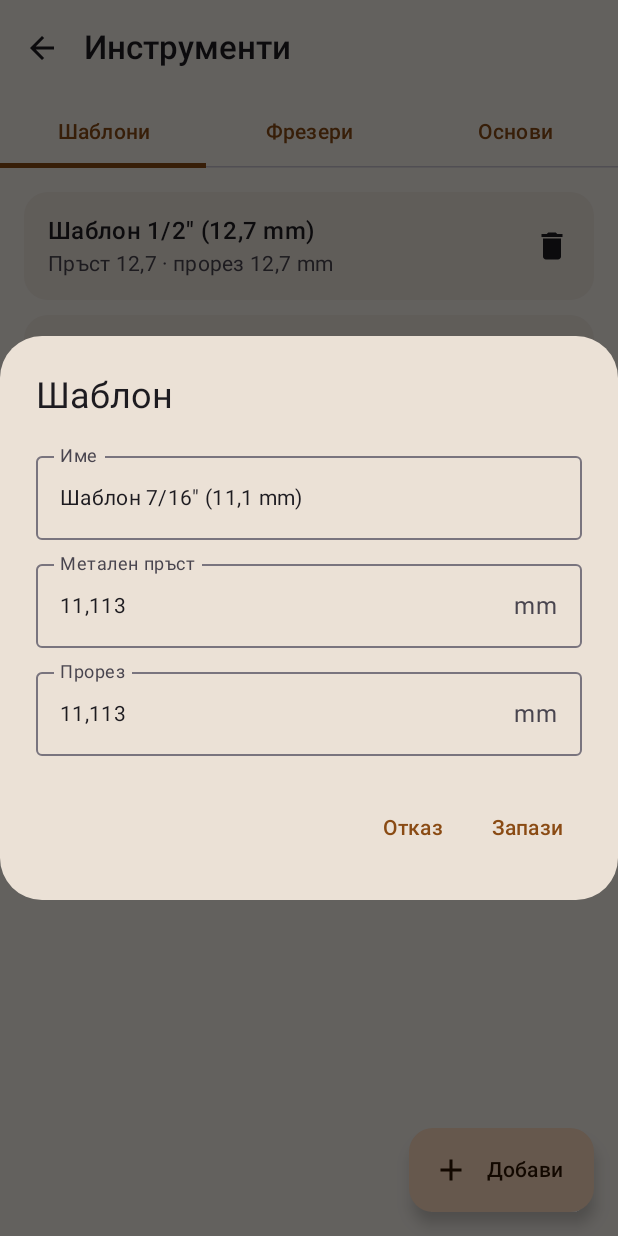
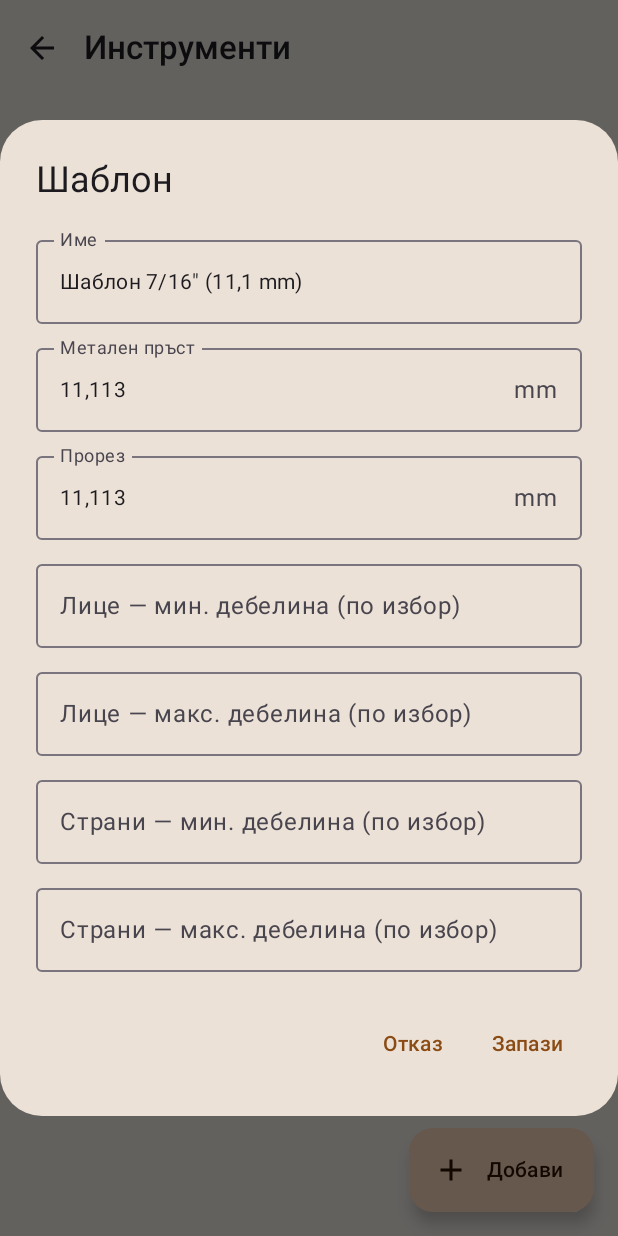
Before and after one commit to lamilami/DovetailKotlin, an Android app built with Jetpack Compose: the composable LibraryScreen shown on its own in the app's theme, after a tap on an icon or button, on a phone screen of 412 x 824 dp. Run offline under Robolectric (Android 15) with nearby library versions, the phone set to English and light mode, and no system bars.

Commit message:
Version 3.1: separate front/side thickness with jig range check
- New front (drawer face) thickness field; remaining wall uses it, back stop keeps side thickness
- Jigs carry optional thickness ranges; 1/2" preset: front 15-30 mm, side 10-30 mm
- Warning on steps 2 and 3 when a thickness is outside the jig's range
- Ranges editable in Tools > Jigs; library migration v3 for existing data

Co-Authored-By: Claude Opus 5.5 <noreply@anthropic.com>

```diff
--- a/app/build.gradle.kts
+++ b/app/build.gradle.kts
@@ -11,8 +11,8 @@ android {
         applicationId = "bg.workshop.dovetail"
         minSdk = 23
         targetSdk = 34
-        versionCode = 3
-        versionName = "3.0"
+        versionCode = 4
+        versionName = "3.1"
     }
     compileOptions {
         sourceCompatibility = JavaVersion.VERSION_17
--- a/app/src/main/java/bg/workshop/dovetail/data/Presets.kt
+++ b/app/src/main/java/bg/workshop/dovetail/data/Presets.kt
@@ -89,6 +89,7 @@ private val commonDefaults = mapOf(
 )
 
 private val dovetailDefaults = commonDefaults + mapOf(
+    Field.FRONT_THICKNESS to "18",
     Field.BASE_DIAMETER to "160",
     Field.CENTER_TO_FLAT to "70",
     Field.BIT_DIAMETER to "15,35",
--- a/app/src/main/java/bg/workshop/dovetail/ui/library/LibraryScreen.kt
+++ b/app/src/main/java/bg/workshop/dovetail/ui/library/LibraryScreen.kt
@@ -110,7 +110,7 @@ fun LibraryScreen(app: AppViewModel, onBack: () -> Unit) {
             ) {
                 when (tab) {
                     LibTab.JIGS -> items(lib.jigs, key = { it.id }) { j ->
-                        ItemCard(j.name, "Пръст ${j.finger.mm()} · прорез ${j.slot.mm()} mm", { editing = Editing.JigEdit(j) }) {
+                        ItemCard(j.name, j.subtitle(), { editing = Editing.JigEdit(j) }) {
                             deleting = Deleting(j.name) { app.deleteJig(j.id) }
                         }
                     }
@@ -232,10 +232,40 @@ private fun Double?.text() = this?.asInput() ?: ""
 private fun JigDialog(jig: Jig?, onDismiss: () -> Unit, onSave: (Jig) -> Unit) = EditorDialog(
     title = if (jig == null) "Нов шаблон" else "Шаблон",
     initialName = jig?.name ?: "",
-    initialValues = mapOf("finger" to jig?.finger.text(), "slot" to jig?.slot.text()),
-    fields = listOf(EdField("finger", "Метален пръст"), EdField("slot", "Прорез")),
+    initialValues = mapOf(
+        "finger" to jig?.finger.text(),
+        "slot" to jig?.slot.text(),
+        "frontMin" to jig?.frontMin.text(),
+        "frontMax" to jig?.frontMax.text(),
+        "sideMin" to jig?.sideMin.text(),
+        "sideMax" to jig?.sideMax.text(),
+    ),
+    fields = listOf(
+        EdField("finger", "Метален пръст"),
+        EdField("slot", "Прорез"),
+        EdField("frontMin", "Лице — мин. дебелина", required = false),
+        EdField("frontMax", "Лице — макс. дебелина", required = false),
+        EdField("sideMin", "Страни — мин. дебелина", required = false),
+        EdField("sideMax", "Страни — макс. дебелина", required = false),
+    ),
     onDismiss = onDismiss,
-) { name, v -> onSave(Jig(jig?.id ?: newId(), name, v["finger"]!!, v["slot"]!!)) }
+) { name, v ->
+    onSave(Jig(jig?.id ?: newId(), name, v["finger"]!!, v["slot"]!!, v["frontMin"], v["frontMax"], v["sideMin"], v["sideMax"]))
+}
+
+private fun Jig.subtitle(): String {
+    val base = "Пръст ${finger.mm()} · прорез ${slot.mm()} mm"
+    fun r(min: Double?, max: Double?) = when {
+        min != null && max != null -> "${min.mm()}–${max.mm()}"
+        min != null -> "≥${min.mm()}"
+        max != null -> "≤${max.mm()}"
+        else -> null
+    }
+    val front = r(frontMin, frontMax)?.let { "лице $it" }
+    val side = r(sideMin, sideMax)?.let { "страни $it" }
+    val ranges = listOfNotNull(front, side)
+    return if (ranges.isEmpty()) base else base + "\n" + ranges.joinToString(" · ") + " mm"
+}
 
 @Composable
 private fun BaseDialog(base: RouterBase?, onDismiss: () -> Unit, onSave: (RouterBase) -> Unit) = EditorDialog(
```
Also changed, not shown: app/src/main/java/bg/workshop/dovetail/ui/components/Labels.kt (+17 -0 lines), app/src/main/java/bg/workshop/dovetail/ui/setup/SetupViewModel.kt (+12 -1 lines), app/src/main/java/bg/workshop/dovetail/ui/setup/Steps.kt (+34 -2 lines), core/geometry/src/main/kotlin/bg/workshop/dovetail/geometry/Inputs.kt (+28 -0 lines), core/model/src/main/kotlin/bg/workshop/dovetail/model/Library.kt (+46 -8 lines), 3 other files.
